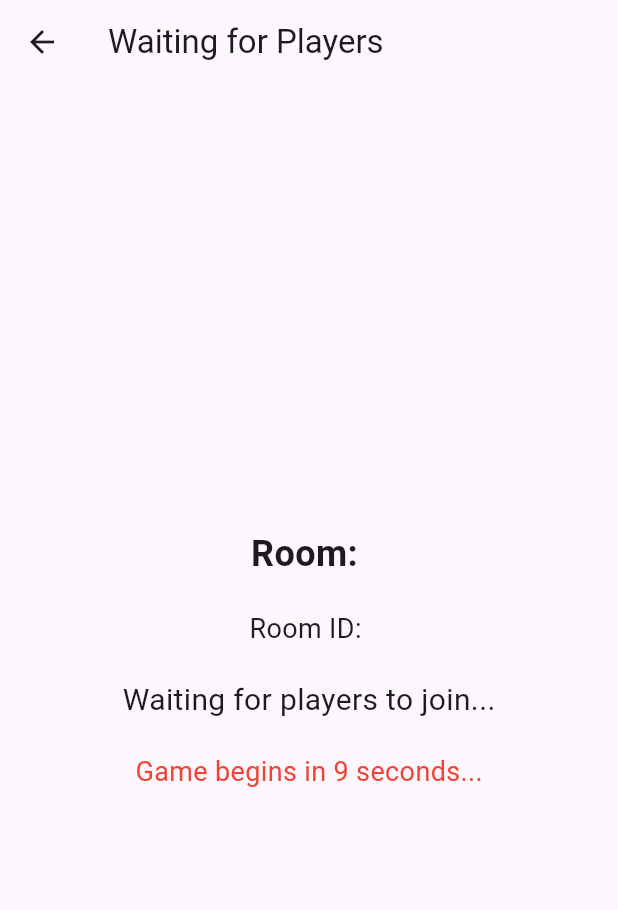
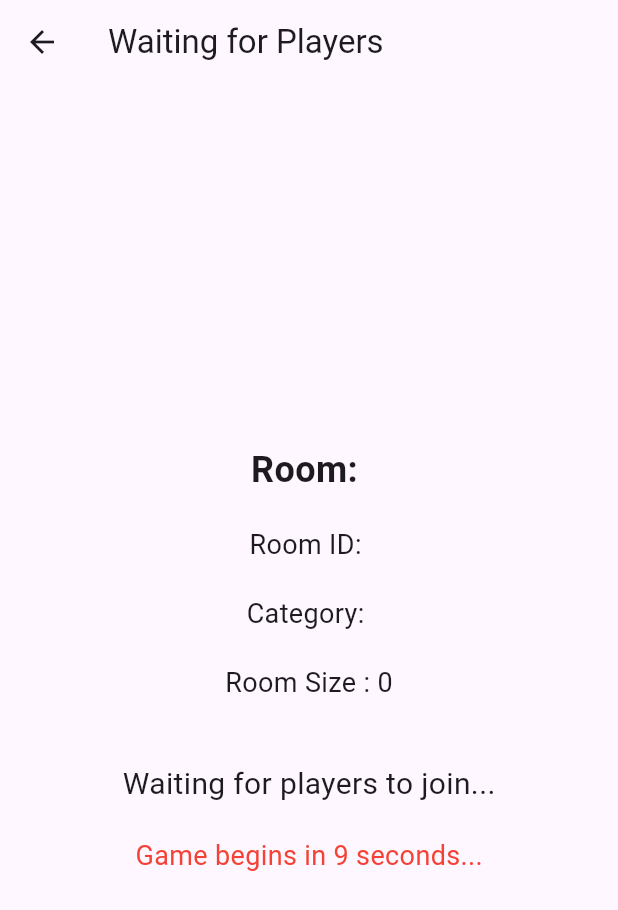
Before and after one commit to giriksv/triviagiri, a Flutter app: the WaitingScreen screen opened directly with empty values, on a phone screen of 412 x 824 dp. Shown: the top 910 px of the screen. Run offline on Flutter 3.47's test engine with Material 3 defaults, Android fonts, the phone set to English and light mode, and no system bars; our stand-ins replace cloud_firestore, csv, firebase_auth, firebase_core, firebase_storage, google_sign_in and 2 more; accounts and stored records are empty; network calls fail.

Commit message:
All good

```diff
--- a/lib/controller/auth_controller.dart
+++ b/lib/controller/auth_controller.dart
@@ -62,7 +62,7 @@ class AuthController {
             idToken: googleAuth.idToken,
           );
           await _auth.signInWithCredential(credential);
-          print("Google sign-in token refreshed.");
+          print("Google sign-in token.");
         }
       }
     } catch (error) {
--- a/lib/multiplayer/waiting_screen.dart
+++ b/lib/multiplayer/waiting_screen.dart
@@ -88,7 +88,8 @@ class _WaitingScreenState extends State<WaitingScreen> {
           context: context,
           userEmail: userEmail,
           roomId: widget.roomId,
-          email: userEmail, userName: '', // Use the email of the current user
+          email: userEmail,
+          userName: '', // Use the email of the current user
         );
         return false; // Prevent default back navigation
       },
@@ -117,6 +118,10 @@ class _WaitingScreenState extends State<WaitingScreen> {
             // Check if the room is full
             _checkRoomFull(currentUsers);
 
+            // Calculate the number of members needed
+            int membersNeeded = widget.maxUsers - currentUsers.length;
+            int roomsize = widget.maxUsers;
+
             return Center(
               child: Column(
                 mainAxisAlignment: MainAxisAlignment.center,
@@ -130,6 +135,24 @@ class _WaitingScreenState extends State<WaitingScreen> {
                     'Room ID: ${widget.roomId}',
                     style: TextStyle(fontSize: 18),
                   ),
+                  SizedBox(height: 20),
+                  Text(
+                    'Category: ${category ?? "Not specified"}', // Show category
+                    style: TextStyle(fontSize: 18),
+                  ),
+                  SizedBox(height: 20),
+                  Text(
+                    'Room Size : $roomsize', // Show members needed
+                    style: TextStyle(fontSize: 18),
+                  ),
+                  SizedBox(height: 20),
+                  if(membersNeeded>0)
+                    Text(
+                      'Waiting for  $membersNeeded more players to join',
+                      // Show members needed
+                      style: TextStyle(fontSize: 18, color: Colors.blue),
+                    ),
+
                   SizedBox(height: 20),
                   Text(
                     'Waiting for players to join...',
```
Also changed, not shown: lib/multiplayer/create_room_screen.dart (line endings or trailing spaces), lib/multiplayer/join_room_screen.dart (line endings or trailing spaces).
